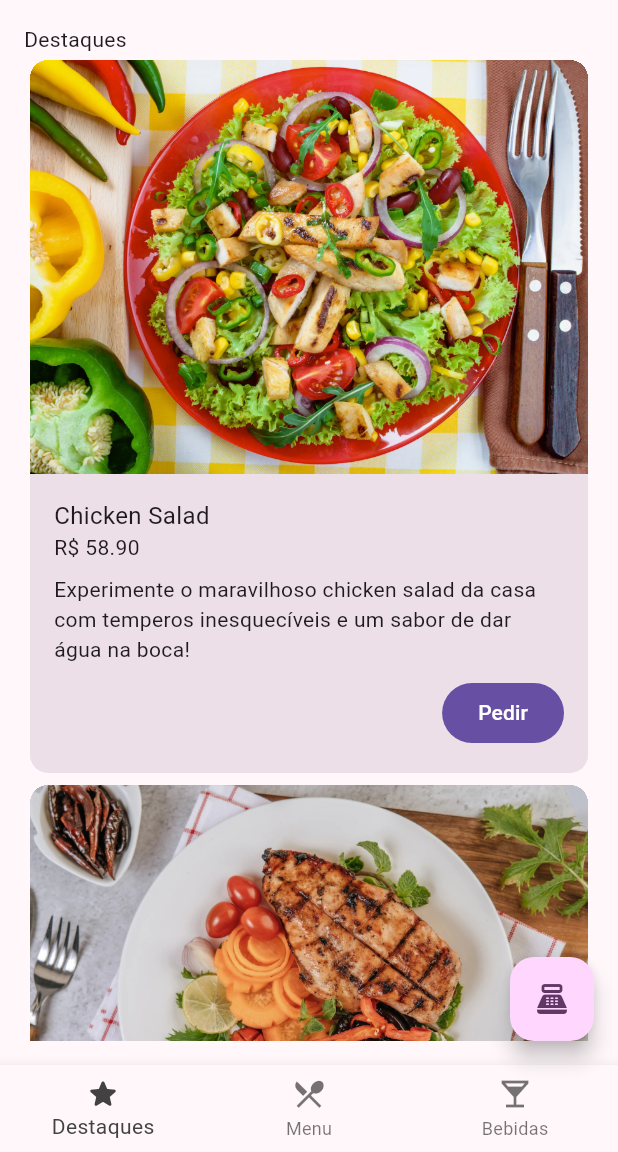
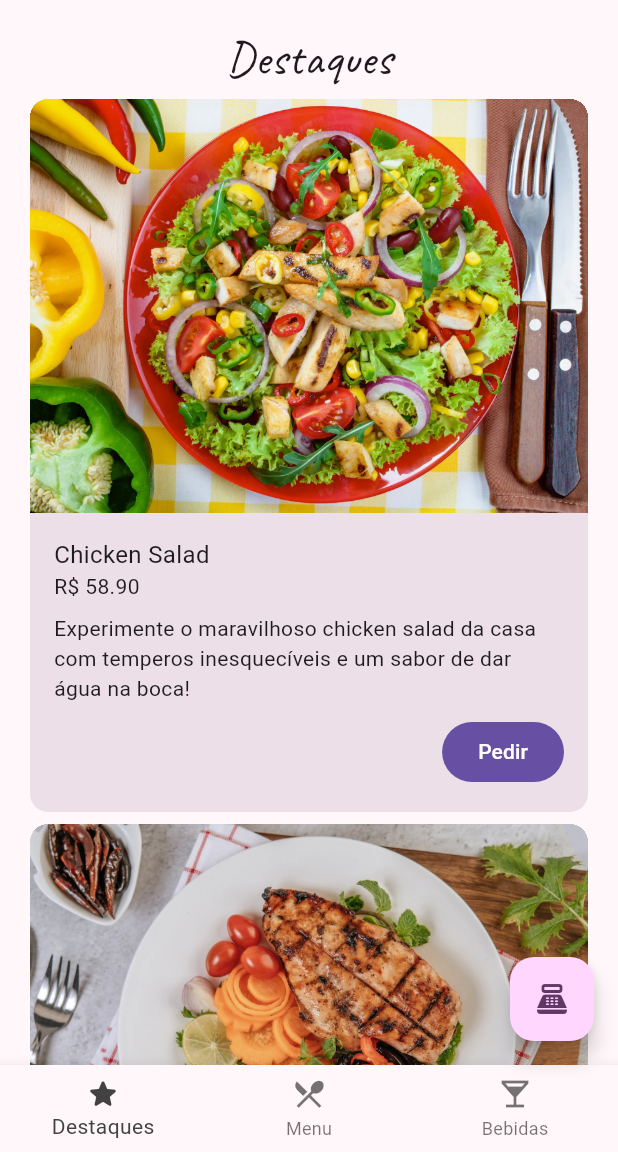
Before and after one commit to TharllysonSilva/Cardapio, a Flutter app: the screen it shows after launch, on a phone screen of 412 x 824 dp, the part 84-1236 px from its top. Run offline on Flutter 3.47's test engine with Material 2 defaults, Android fonts, the phone set to English and light mode, and no system bars.

Commit message:
ajustando customScrollView

```diff
--- a/lib/screens/highlights.dart
+++ b/lib/screens/highlights.dart
@@ -10,11 +10,15 @@ class Highlights extends StatelessWidget {
   @override
   Widget build(BuildContext context) {
     return Padding(
-      padding: const EdgeInsets.all(16.0),
+      padding: const EdgeInsets.fromLTRB(16.0, 16.0, 16.0, 0),
       child: CustomScrollView(
         slivers: <Widget>[
           const SliverToBoxAdapter(
-            child: Text('Destaques'),
+            child: Text(
+              "Destaques",
+              style: TextStyle(fontFamily: "Caveat", fontSize: 32),
+              textAlign: TextAlign.center,
+            ),
           ),
           SliverList(
             delegate: SliverChildBuilderDelegate(
```
